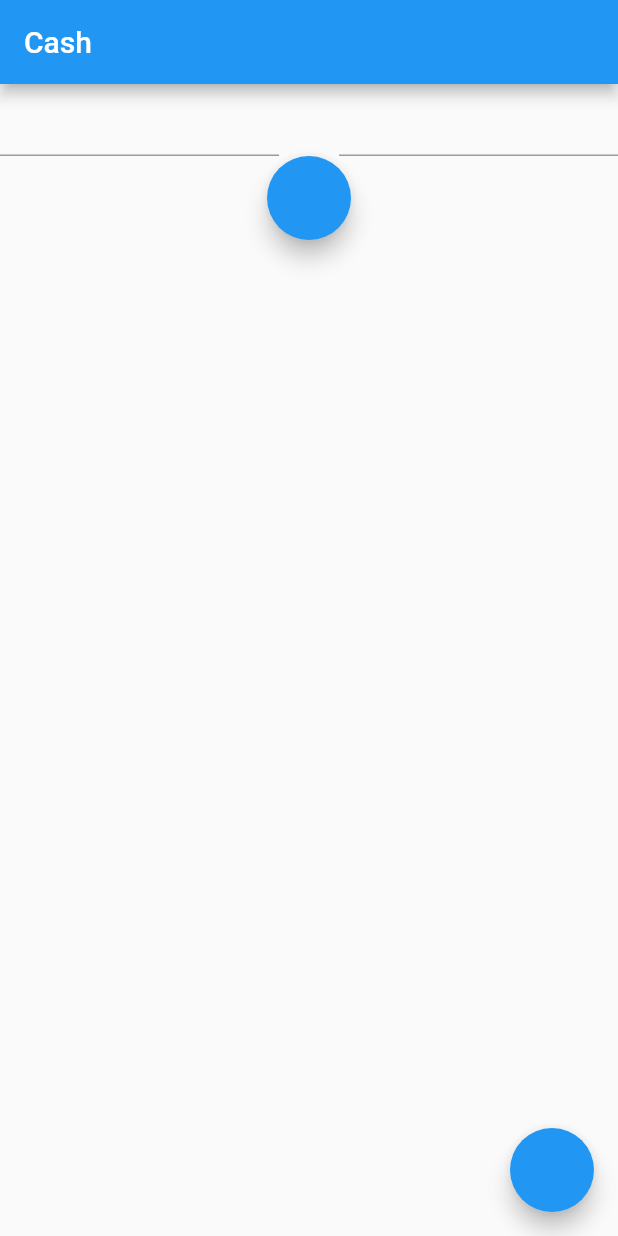
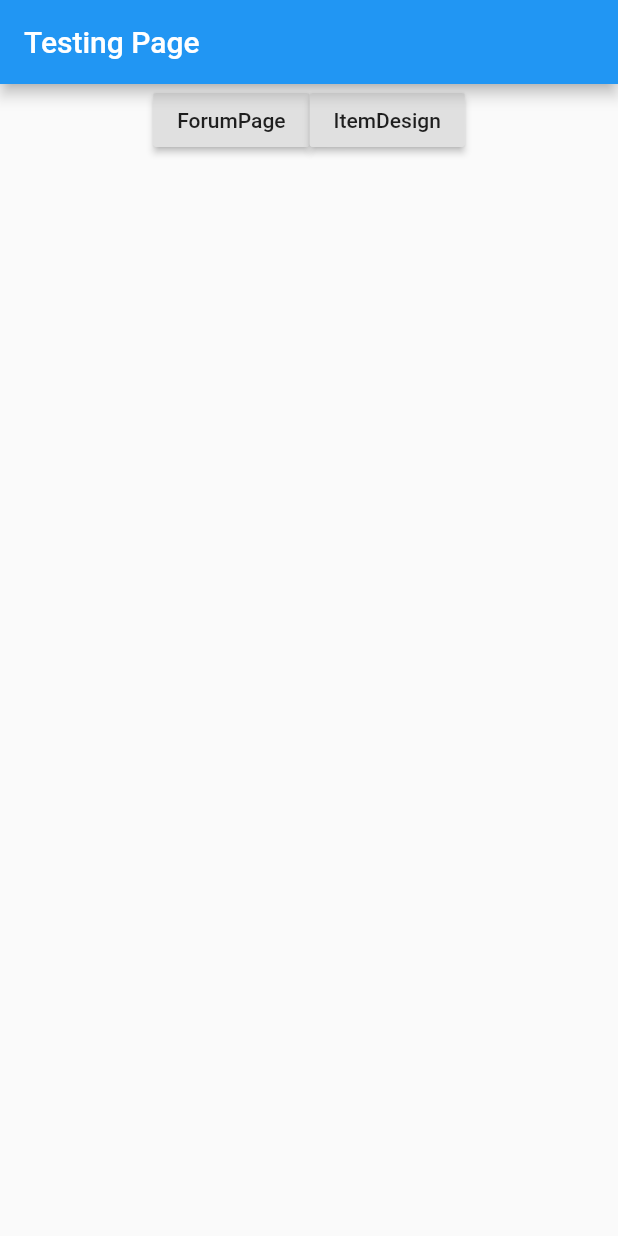
Before and after one commit to RobertKats/BreadSlice, a Flutter app: the screen it shows after launch, on a phone screen of 412 x 824 dp. Run offline on Flutter 3.47's test engine with Material 2 defaults, Android fonts, the phone set to English and light mode, and no system bars.

Commit message:
UserField added

```diff
--- a/lib/main.dart
+++ b/lib/main.dart
@@ -1,11 +1,15 @@
 import 'package:flutter/material.dart';
 import 'package:breadslice/cashMoney.dart';
+import 'package:breadslice/testingPage.dart';
+import 'package:breadslice/widgets/itemField.dart';
 
 void main() => runApp(MyApp());
 
 class MyApp extends StatelessWidget {
   final routes = <String, WidgetBuilder>{
-    '/': (BuildContext context) => new MyForum(),
+    '/': (BuildContext context) => new Router(),
+    '/ItemField': (BuildContext context) => new ItemField(),
+    '/forum': (BuildContext context) => new MyForum(),
   };
   // This widget is the root of your application.
   @override
--- /dev/null
+++ b/lib/testingPage.dart
@@ -0,0 +1,35 @@
+
+import 'package:flutter/material.dart';
+
+
+
+class Router extends StatelessWidget{
+
+  @override
+  Widget build(BuildContext context) {
+    return Scaffold(
+        appBar: new AppBar(
+          title: Text("Testing Page"),
+        ),
+        body: _rowOfButtons(context),
+    );
+  }
+
+  Widget _rowOfButtons(BuildContext context){
+      return Row(
+        mainAxisAlignment: MainAxisAlignment.center,
+        children: <Widget>[
+          _myButton(context, "ForumPage","/forum"),
+          _myButton(context, "ItemDesign","/ItemField")
+        ],
+      );
+  }
+
+  Widget _myButton(BuildContext context,String name,String route){
+      return RaisedButton(
+          child: Text(name),
+          onPressed: () => Navigator.pushNamed(context,route ),
+      );
+  }
+
+}
```
Also changed, not shown: lib/widgets/itemField.dart (added, +125 -0 lines), lib/widgets/userField.dart (added, +16 -0 lines), flutter_01.png (added).
